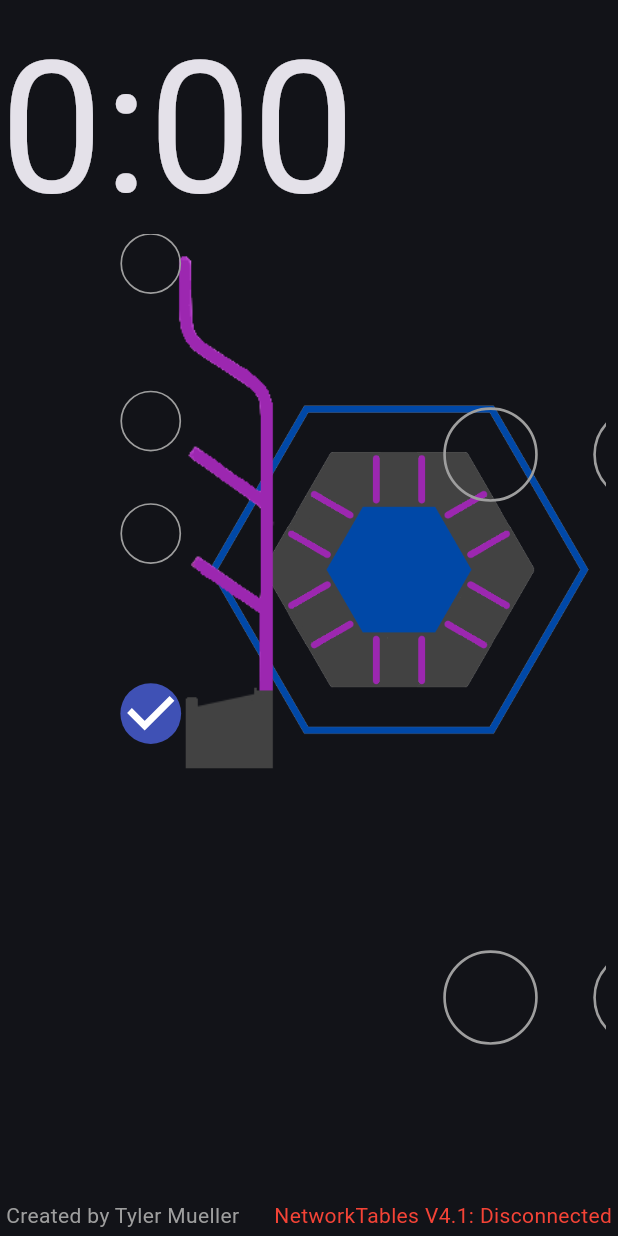
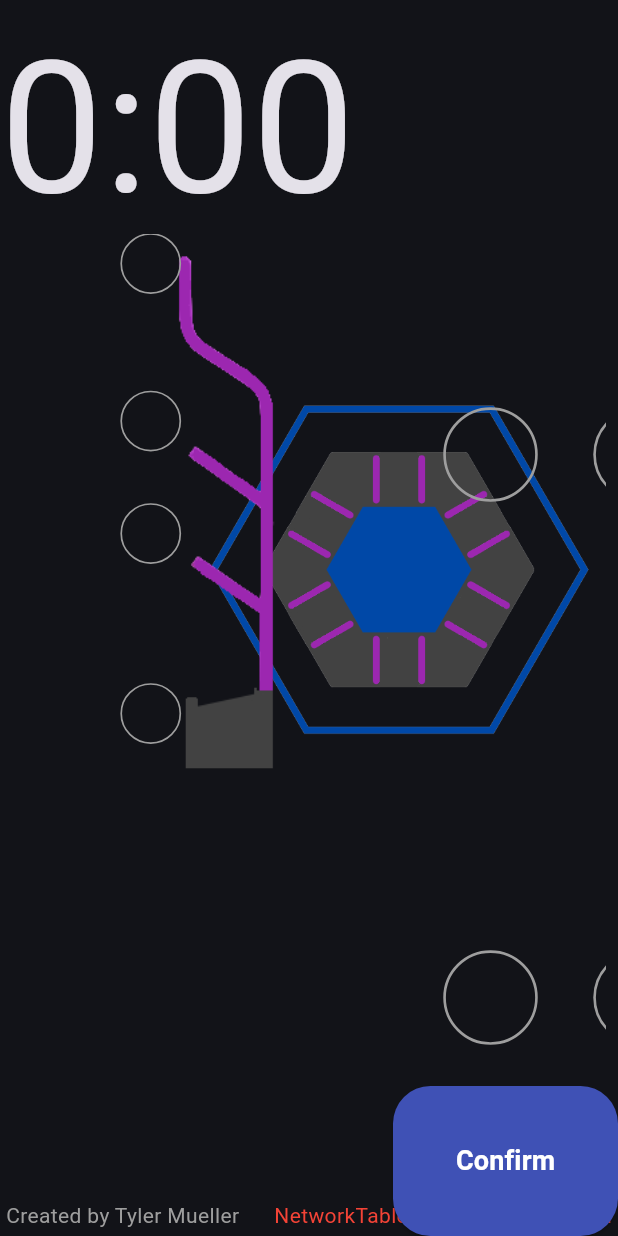
Before and after one commit to TylerMueller08/AccelerationStation, a Flutter app: the screen it shows after launch, on a phone screen of 412 x 824 dp. Run offline on Flutter 3.47's test engine with Material 3 defaults, Android fonts, the light colour scheme and no system bars; missing offline and left inert: nt4, window_manager.

Commit message:
New confirm button and fixed filtering for branch numbers

```diff
--- a/lib/pages/dashboard.dart
+++ b/lib/pages/dashboard.dart
@@ -1,5 +1,6 @@
 import 'package:accelerationstation/services/dashboard_state.dart';
 import 'package:accelerationstation/widgets/branch_selector.dart';
+import 'package:accelerationstation/widgets/confirm_button.dart';
 import 'package:accelerationstation/widgets/match_timer.dart';
 import 'package:accelerationstation/widgets/reef_selector.dart';
 import 'package:flutter/material.dart';
@@ -95,9 +96,19 @@
                     redAlliance: _redAlliance,
                   )
                 ],
+              ),
+              ),
+            ),
+            Align(
+              alignment: Alignment.bottomRight,
+              child: Padding(
+                padding: EdgeInsets.only(),
+                child: ConfirmButton(
+                  dashboardState: widget.dashboardState,
+                  redAlliance: _redAlliance,
+                )
               )
-              )
-            )
+            ),
           ],
         ),
       ),
--- a/lib/services/dashboard_state.dart
+++ b/lib/services/dashboard_state.dart
@@ -13,9 +13,11 @@
 
   late NT4Topic reefPosePub;
   late NT4Topic branchHeightPub;
+  late NT4Topic confirmedPub;
 
   int _reefPose = 1;
   int _branchHeight = 1;
+  bool _confirmed = false;
 
   bool connected = false;
 
@@ -34,9 +36,11 @@
 
     reefPosePub = client.publishNewTopic('/SmartDashboard/TargetReefPose', NT4TypeStr.typeInt);
     branchHeightPub = client.publishNewTopic('/Dashboard/TargetBranchHeight', NT4TypeStr.typeInt);
+    confirmedPub = client.publishNewTopic('/SmartDashboard/ConfirmedCondition', NT4TypeStr.typeBool);
 
     client.setProperties(reefPosePub, false, true);
     client.setProperties(branchHeightPub, false, true);
+    client.setProperties(confirmedPub, false, true);
 
     Timer.periodic(const Duration(seconds: 1), (timer) {
       if (connected) {
@@ -66,21 +70,27 @@
   }
 
   void setReefPose(int reefPose) {
-    if (reefPose <= 6 && reefPose >= 1) {
+    if (reefPose <= 12 && reefPose >= 1) {
       _reefPose = reefPose;
       client.addSample(reefPosePub, _reefPose);
     }
   }
 
   void setBranchHeight(int branchHeight) {
-    if (branchHeight <= 6 && branchHeight >= 1) {
+    if (branchHeight <= 4 && branchHeight >= 1) {
       _branchHeight = branchHeight;
       client.addSample(branchHeightPub, _branchHeight);
     }
   }
 
+  void setConfirmedCondition(bool confirmed) {
+    _confirmed = confirmed;
+    client.addSample(confirmedPub, _confirmed);
+  }
+
   void sendAll() {
     client.addSample(reefPosePub, _reefPose);
     client.addSample(branchHeightPub, _branchHeight);
+    client.addSample(confirmedPub, _confirmed);
   }
 }
--- a/lib/widgets/branch_selector.dart
+++ b/lib/widgets/branch_selector.dart
@@ -41,29 +41,6 @@
               child: Transform.scale(
                 scale: 2.25,
                 child: Checkbox(
-                  value: selected == 0,
-                  splashRadius: 9,
-                  checkColor: Colors.white,
-                  activeColor: activeColor,
-                  shape: const CircleBorder(),
-                  side: const BorderSide(width: 0.5, color: Colors.grey),
-                  onChanged: (value) {
-                    setState(() {
-                      if (value ?? false) {
-                        selected = 0;
-                        widget.dashboardState.setBranchHeight(selected);
-                      }
-                    });
-                  },
-                ),
-              ),
-            ),
-            Positioned(
-              left: 25,
-              bottom: 160,
-              child: Transform.scale(
-                scale: 2.25,
-                child: Checkbox(
                   value: selected == 1,
                   splashRadius: 9,
                   checkColor: Colors.white,
@@ -83,7 +60,7 @@
             ),
             Positioned(
               left: 25,
-              bottom: 235,
+              bottom: 160,
               child: Transform.scale(
                 scale: 2.25,
                 child: Checkbox(
@@ -106,7 +83,7 @@
             ),
             Positioned(
               left: 25,
-              bottom: 340,
+              bottom: 235,
               child: Transform.scale(
                 scale: 2.25,
                 child: Checkbox(
@@ -127,6 +104,29 @@
                 ),
               ),
             ),
+            Positioned(
+              left: 25,
+              bottom: 340,
+              child: Transform.scale(
+                scale: 2.25,
+                child: Checkbox(
+                  value: selected == 4,
+                  splashRadius: 9,
+                  checkColor: Colors.white,
+                  activeColor: activeColor,
+                  shape: const CircleBorder(),
+                  side: const BorderSide(width: 0.5, color: Colors.grey),
+                  onChanged: (value) {
+                    setState(() {
+                      if (value ?? false) {
+                        selected = 4;
+                        widget.dashboardState.setBranchHeight(selected);
+                      }
+                    });
+                  },
+                ),
+              ),
+            ),
           ],
         ),
       ),
--- /dev/null
+++ b/lib/widgets/confirm_button.dart
@@ -0,0 +1,60 @@
+import 'package:accelerationstation/services/dashboard_state.dart';
+import 'package:flutter/material.dart';
+
+class ConfirmButton extends StatefulWidget {
+  final DashboardState dashboardState;
+  final bool redAlliance;
+
+  const ConfirmButton({
+    super.key,
+    required this.dashboardState,
+    required this.redAlliance,
+  });
+
+  @override
+  State<ConfirmButton> createState() => ConfirmButtonState();
+}
+
+class ConfirmButtonState extends State<ConfirmButton> {
+  bool confirmed = false;
+
+  @override
+  void initState() {
+    super.initState();
+  }
+
+  @override
+  Widget build(BuildContext context) {
+    Color activeColor = widget.redAlliance ? Colors.red[700]! : Colors.indigo;
+
+    return SizedBox(
+      width: 150,
+      height: 100,
+      child: ElevatedButton(
+        style: ElevatedButton.styleFrom(
+          foregroundColor: Colors.white, backgroundColor: activeColor,
+          shape: RoundedRectangleBorder(
+            borderRadius: BorderRadius.circular(25),
+          ),
+        ),
+        onPressed: () async {
+          setState(() {
+            confirmed = true;
+            widget.dashboardState.setConfirmedCondition(confirmed);
+          });
+
+          await Future.delayed(const Duration(seconds: 1));
+
+          setState(() {
+            confirmed = false;
+            widget.dashboardState.setConfirmedCondition(confirmed);
+          });
+        },
+        child: const Text(
+          "Confirm",
+          style: TextStyle(fontSize: 18, fontWeight: FontWeight.bold),
+        ),
+      ),
+    );
+  }
+}
```
